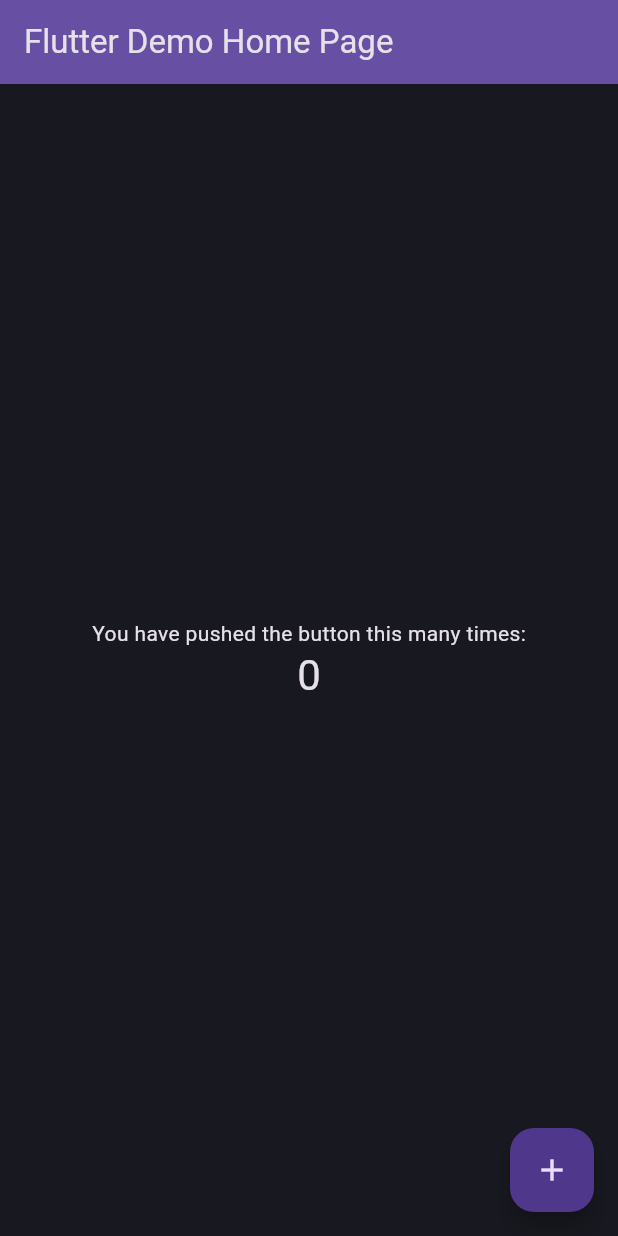
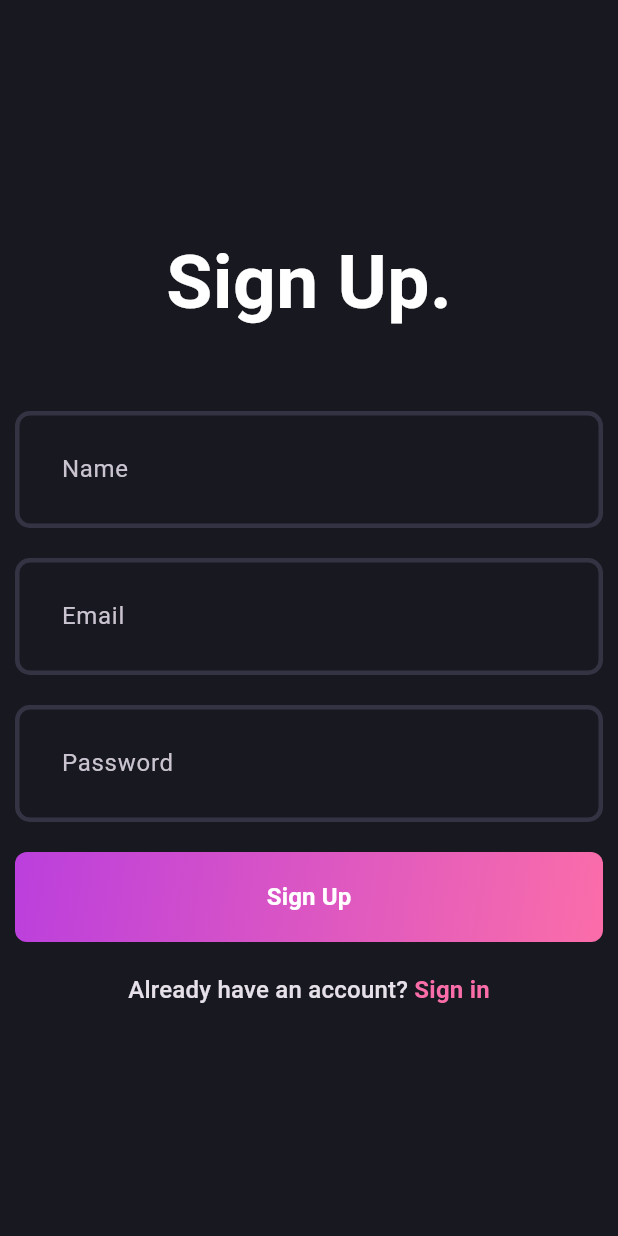
Before and after one commit to ShishirRijal/iWrite, a Flutter app: the screen it shows after launch, on a phone screen of 412 x 824 dp. Run offline on Flutter 3.47's test engine with Material 3 defaults, Android fonts, the phone set to English and light mode, and no system bars.

Commit message:
create signup view

```diff
--- a/lib/core/theme/app_pallete.dart
+++ b/lib/core/theme/app_pallete.dart
@@ -2,9 +2,13 @@ import 'package:flutter/material.dart';
 
 class AppPallete {
   static const Color backgroundColor = Color.fromRGBO(24, 24, 32, 1);
+
   static const Color gradient1 = Color.fromRGBO(187, 63, 221, 1);
   static const Color gradient2 = Color.fromRGBO(251, 109, 169, 1);
   static const Color gradient3 = Color.fromRGBO(255, 159, 124, 1);
+  // static const Color gradient1 = Color.fromRGBO(48, 177, 224, 1);
+  // static const Color gradient2 = Color.fromRGBO(234, 93, 11, 1);
+  // static const Color gradient3 = Color.fromRGBO(200, 80, 233, 1);
   static const Color borderColor = Color.fromRGBO(52, 51, 67, 1);
   static const Color whiteColor = Colors.white;
   static const Color greyColor = Colors.grey;
--- /dev/null
+++ b/lib/features/auth/presentation/views/signup_view.dart
@@ -0,0 +1,87 @@
+import 'package:flutter/material.dart';
+import 'package:iwrite/core/theme/app_pallete.dart';
+import 'package:iwrite/features/auth/presentation/widgets/custom_button.dart';
+import 'package:iwrite/features/auth/presentation/widgets/custom_text_form_field.dart';
+
+class SignUpView extends StatefulWidget {
+  const SignUpView({super.key});
+
+  @override
+  State<SignUpView> createState() => _SignUpViewState();
+}
+
+class _SignUpViewState extends State<SignUpView> {
+  final _formKey = GlobalKey<FormState>();
+
+  void submit() {}
+
+  void validate() {}
+
+  // text controllers
+  final _nameController = TextEditingController();
+  final _emailController = TextEditingController();
+  final _passwordController = TextEditingController();
+
+  @override
+  Widget build(BuildContext context) {
+    return Scaffold(
+        body: SafeArea(
+      child: Padding(
+        padding: const EdgeInsets.symmetric(horizontal: 10, vertical: 20),
+        child: Form(
+          key: _formKey,
+          child: Column(
+            mainAxisAlignment: MainAxisAlignment.center,
+            crossAxisAlignment: CrossAxisAlignment.center,
+            spacing: 20,
+            children: [
+              Text("Sign Up.",
+                  style: TextStyle(
+                    fontSize: 50,
+                    color: AppPallete.whiteColor,
+                    fontWeight: FontWeight.bold,
+                  )),
+              SizedBox(height: 10),
+
+              // Name
+              CustomTextFormField(
+                  controller: _nameController, hintText: "Name"),
+
+              // Email
+              CustomTextFormField(
+                  controller: _emailController, hintText: "Email"),
+
+              // Password
+              CustomTextFormField(
+                controller: _passwordController,
+                hintText: "Password",
+                isPassword: true,
+              ),
+
+              // Sign Up Button
+              CustomButton(
+                onPressed: () {},
+                text: "Sign Up",
+              ),
+
+              // Already have an account?
+              RichText(
+                  text: TextSpan(
+                      text: "Already have an account? ",
+                      style: Theme.of(context).textTheme.titleMedium,
+                      children: [
+                    TextSpan(
+                        text: "Sign in",
+                        style:
+                            Theme.of(context).textTheme.titleMedium!.copyWith(
+                                  color: AppPallete.gradient2,
+                                  fontWeight: FontWeight.bold,
+                                )),
+                  ]))
+            ],
+          ),
+        ),
+      ),
+    ));
+  }
+}
--- a/lib/main.dart
+++ b/lib/main.dart
@@ -1,5 +1,6 @@
 import 'package:flutter/material.dart';
 import 'package:iwrite/core/theme/theme.dart';
+import 'package:iwrite/features/auth/presentation/views/signup_view.dart';
 
 void main() {
   runApp(const MyApp());
@@ -13,55 +14,7 @@ class MyApp extends StatelessWidget {
     return MaterialApp(
       title: 'Flutter Demo',
       theme: AppTheme.darkThemeMode,
-      home: const MyHomePage(title: 'Flutter Demo Home Page'),
+      home: const SignUpView(),
     );
   }
 }
-
-class MyHomePage extends StatefulWidget {
-  const MyHomePage({super.key, required this.title});
-
-  final String title;
-
-  @override
-  State<MyHomePage> createState() => _MyHomePageState();
-}
-
-class _MyHomePageState extends State<MyHomePage> {
-  int _counter = 0;
-
-  void _incrementCounter() {
-    setState(() {
-      _counter++;
-    });
-  }
-
-  @override
-  Widget build(BuildContext context) {
-    return Scaffold(
-      appBar: AppBar(
-        backgroundColor: Theme.of(context).colorScheme.inversePrimary,
-        title: Text(widget.title),
-      ),
-      body: Center(
-        child: Column(
-          mainAxisAlignment: MainAxisAlignment.center,
-          children: <Widget>[
-            const Text(
-              'You have pushed the button this many times:',
-            ),
-            Text(
-              '$_counter',
-              style: Theme.of(context).textTheme.headlineMedium,
-            ),
-          ],
-        ),
-      ),
-      floatingActionButton: FloatingActionButton(
-        onPressed: _incrementCounter,
-        tooltip: 'Increment',
-        child: const Icon(Icons.add),
-      ),
-    );
-  }
-}
```
